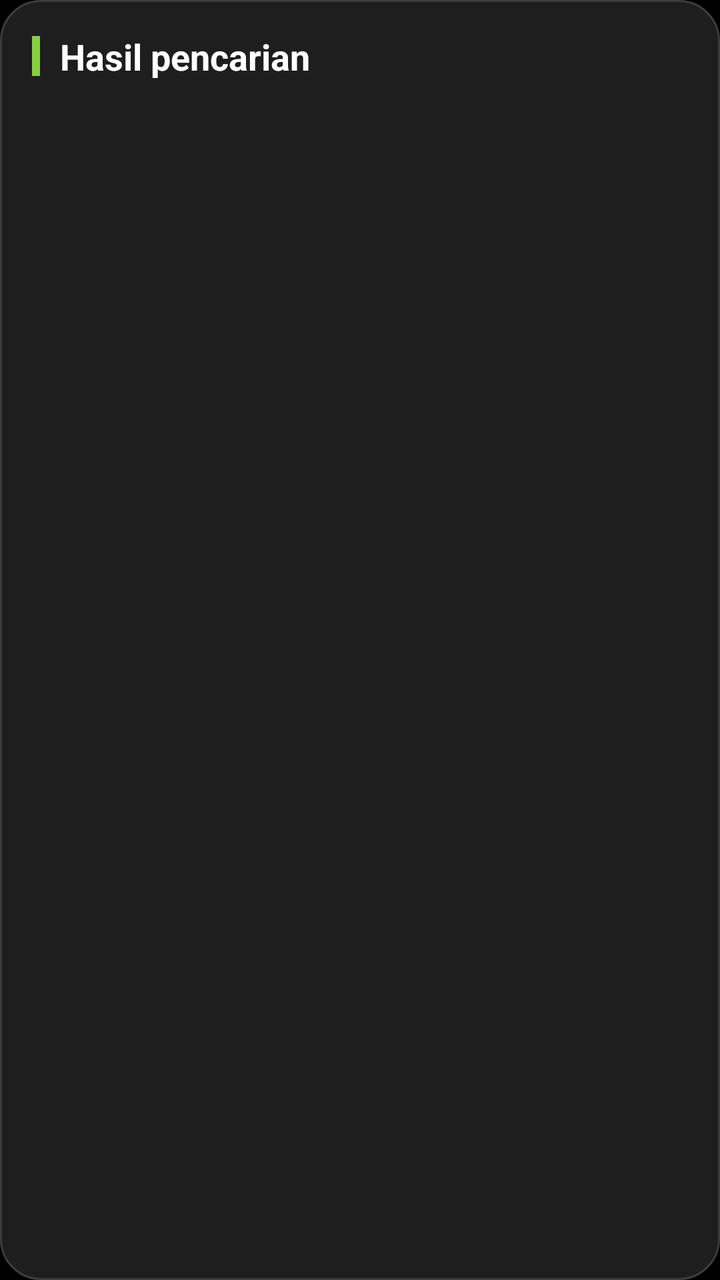
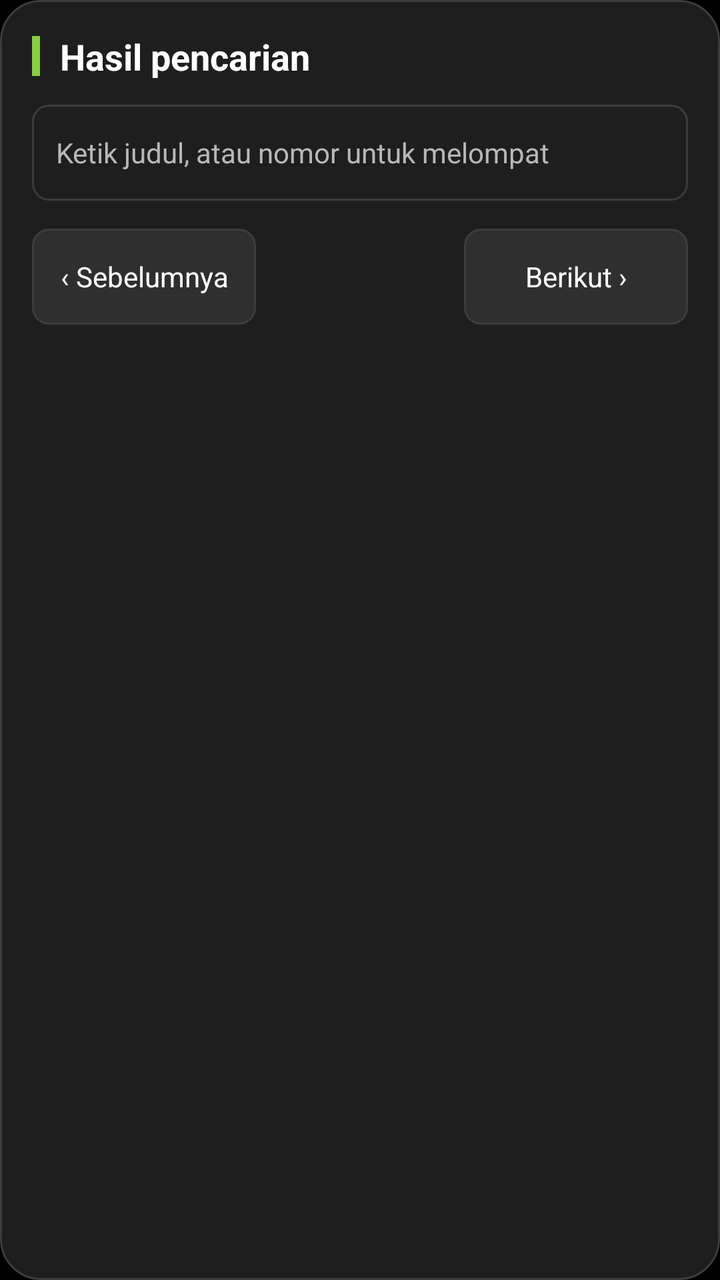

Screens rendered from an Android XML layout before and after an edit, with the pre-edit source and the edit as a unified diff.
<!-- AndroidManifest.xml: another module's application theme Theme.Molina.App -->
<!-- res/layout/dialog_search_results.xml -->
<?xml version="1.0" encoding="utf-8"?>
<LinearLayout xmlns:android="http://schemas.android.com/apk/res/android"
    android:layout_width="match_parent"
    android:layout_height="wrap_content"
    android:background="@drawable/bg_search_sheet"
    android:orientation="vertical"
    android:paddingHorizontal="16dp"
    android:paddingTop="16dp"
    android:paddingBottom="8dp">

    <LinearLayout
        android:layout_width="match_parent"
        android:layout_height="wrap_content"
        android:layout_marginBottom="12dp"
        android:gravity="center_vertical"
        android:orientation="horizontal">

        <View
            android:layout_width="4dp"
            android:layout_height="20dp"
            android:layout_marginEnd="10dp"
            android:background="@color/molina_accent" />

        <TextView
            android:id="@+id/title"
            android:layout_width="0dp"
            android:layout_height="wrap_content"
            android:layout_weight="1"
            android:text="@string/search_results_title"
            android:textColor="@android:color/white"
            android:textSize="18sp"
            android:textStyle="bold" />
    </LinearLayout>

    <androidx.recyclerview.widget.RecyclerView
        android:id="@+id/list"
        android:layout_width="match_parent"
        android:layout_height="wrap_content"
        android:clipToPadding="false"
        android:overScrollMode="never" />
</LinearLayout>
<!-- resources referenced by this layout -->
<resources>
  <color name="molina_accent">#87CF3E</color>
  <!-- drawable bg_search_sheet (drawable) -->
  <?xml version="1.0" encoding="utf-8"?>
  <shape xmlns:android="http://schemas.android.com/apk/res/android" android:shape="rectangle">
      <solid android:color="@color/molina_sheet_bg" />
      <stroke android:width="1dp" android:color="@color/molina_card_line" />
      <corners android:radius="20dp" />
  </shape>
  <string name="search_results_title">Hasil pencarian</string>
  <style name="Theme.Molina.App" parent="Theme.Molina">
          <item name="colorPrimary">@color/molina_terminal_accent</item>
          <item name="colorOnPrimary">@color/molina_on_terminal_accent</item>
          <item name="colorSecondary">@color/molina_brand_accent</item>
          <item name="colorOnSecondary">@color/molina_on_brand_accent</item>
          <item name="colorSecondaryContainer">@color/molina_brand_container</item>
          <item name="colorOnSecondaryContainer">@color/molina_brand_accent</item>
      </style>
  <color name="molina_sheet_bg">#1E1E1E</color>
  <color name="molina_card_line">#3C3C3C</color>
  <color name="molina_terminal_accent">#00BFA5</color>
  <color name="molina_on_terminal_accent">#00201B</color>
  <color name="molina_brand_accent">#87CF3E</color>
  <color name="molina_on_brand_accent">#162100</color>
  <color name="molina_brand_container">#2D4012</color>
  <color name="molina_bg">#000000</color>
  <color name="molina_surface">#000000</color>
  <color name="molina_surface_variant">#0D0D0D</color>
  <color name="molina_on_surface">#E6EAEE</color>
  <color name="molina_on_surface_variant">#A9B3BD</color>
  <color name="molina_outline">#2A2D35</color>
  <color name="molina_error">#FF6B6B</color>
  <style name="ShapeAppearance.Molina.Medium" parent="ShapeAppearance.Material3.Corner.Medium">
          <item name="cornerSize">@dimen/molina_radius</item>
      </style>
  <dimen name="molina_radius">12dp</dimen>
  <style name="Widget.Molina.BottomNav.Indicator" parent="Widget.Material3.BottomNavigationView.ActiveIndicator">
          <item name="android:height">28dp</item>
      </style>
  <!-- unchanged entries left out for length: 2 -->
</resources>

<!-- the commit's change to res/layout/dialog_search_results.xml (unified diff, before → after) -->
@@ -6,7 +6,7 @@
     android:orientation="vertical"
     android:paddingHorizontal="16dp"
     android:paddingTop="16dp"
-    android:paddingBottom="8dp">
+    android:paddingBottom="12dp">
 
     <LinearLayout
         android:layout_width="match_parent"
@@ -30,7 +30,31 @@
             android:textColor="@android:color/white"
             android:textSize="18sp"
             android:textStyle="bold" />
+
+        <TextView
+            android:id="@+id/count"
+            android:layout_width="wrap_content"
+            android:layout_height="wrap_content"
+            android:textColor="@color/molina_text_secondary"
+            android:textSize="12sp" />
     </LinearLayout>
+
+    <EditText
+        android:id="@+id/searchInput"
+        android:layout_width="match_parent"
+        android:layout_height="wrap_content"
+        android:layout_marginBottom="10dp"
+        android:background="@drawable/bg_mint_field"
+        android:hint="@string/search_filter_hint"
+        android:imeOptions="actionDone"
+        android:importantForAutofill="no"
+        android:inputType="text"
+        android:maxLines="1"
+        android:minHeight="48dp"
+        android:paddingHorizontal="12dp"
+        android:textColor="@android:color/white"
+        android:textColorHint="@color/molina_text_secondary"
+        android:textSize="14sp" />
 
     <androidx.recyclerview.widget.RecyclerView
         android:id="@+id/list"
@@ -38,4 +62,53 @@
         android:layout_height="wrap_content"
         android:clipToPadding="false"
         android:overScrollMode="never" />
+
+    <LinearLayout
+        android:layout_width="match_parent"
+        android:layout_height="wrap_content"
+        android:layout_marginTop="4dp"
+        android:gravity="center_vertical"
+        android:orientation="horizontal">
+
+        <TextView
+            android:id="@+id/prevBtn"
+            android:layout_width="wrap_content"
+            android:layout_height="wrap_content"
+            android:background="@drawable/bg_mint_button"
+            android:clickable="true"
+            android:focusable="true"
+            android:gravity="center"
+            android:minWidth="112dp"
+            android:minHeight="48dp"
+            android:paddingHorizontal="12dp"
+            android:text="@string/search_prev"
+            android:textColor="@android:color/white"
+            android:textSize="14sp" />
+
+        <TextView
+            android:id="@+id/counter"
+            android:layout_width="0dp"
+            android:layout_height="wrap_content"
+            android:layout_weight="1"
+            android:gravity="center"
+            android:textColor="@color/molina_accent"
+            android:textSize="14sp"
+            android:textStyle="bold"
+            android:typeface="monospace" />
+
+        <TextView
+            android:id="@+id/nextBtn"
+            android:layout_width="wrap_content"
+            android:layout_height="wrap_content"
+            android:background="@drawable/bg_mint_button"
+            android:clickable="true"
+            android:focusable="true"
+            android:gravity="center"
+            android:minWidth="112dp"
+            android:minHeight="48dp"
+            android:paddingHorizontal="12dp"
+            android:text="@string/search_next"
+            android:textColor="@android:color/white"
+            android:textSize="14sp" />
+    </LinearLayout>
 </LinearLayout>
<!-- resource entries referenced after the edit -->
@@ -1,6 +1,36 @@
 <!-- resources referenced by this layout -->
 <resources>
   <color name="molina_accent">#87CF3E</color>
+  <color name="molina_text_secondary">#B8B8B8</color>
+  <!-- drawable bg_mint_button (drawable) -->
+  <?xml version="1.0" encoding="utf-8"?>
+  <ripple xmlns:android="http://schemas.android.com/apk/res/android" android:color="#4087CF3E">
+      <item>
+          <shape android:shape="rectangle">
+              <solid android:color="@color/molina_card_bg" />
+              <stroke android:width="1dp" android:color="@color/molina_card_line" />
+              <corners android:radius="8dp" />
+          </shape>
+      </item>
+  </ripple>
+  <!-- drawable bg_mint_field (drawable) -->
+  <?xml version="1.0" encoding="utf-8"?>
+  <selector xmlns:android="http://schemas.android.com/apk/res/android">
+      <item android:state_focused="true">
+          <shape android:shape="rectangle">
+              <solid android:color="@color/molina_sheet_bg" />
+              <stroke android:width="2dp" android:color="@color/molina_accent" />
+              <corners android:radius="8dp" />
+          </shape>
+      </item>
+      <item>
+          <shape android:shape="rectangle">
+              <solid android:color="@color/molina_sheet_bg" />
+              <stroke android:width="1dp" android:color="@color/molina_card_line" />
+              <corners android:radius="8dp" />
+          </shape>
+      </item>
+  </selector>
   <!-- drawable bg_search_sheet (drawable) -->
   <?xml version="1.0" encoding="utf-8"?>
   <shape xmlns:android="http://schemas.android.com/apk/res/android" android:shape="rectangle">
@@ -8,6 +38,9 @@
       <stroke android:width="1dp" android:color="@color/molina_card_line" />
       <corners android:radius="20dp" />
   </shape>
+  <string name="search_filter_hint">Ketik judul, atau nomor untuk melompat</string>
+  <string name="search_next">Berikut ›</string>
+  <string name="search_prev">‹ Sebelumnya</string>
   <string name="search_results_title">Hasil pencarian</string>
   <style name="Theme.Molina.App" parent="Theme.Molina">
           <item name="colorPrimary">@color/molina_terminal_accent</item>
@@ -17,6 +50,7 @@
           <item name="colorSecondaryContainer">@color/molina_brand_container</item>
           <item name="colorOnSecondaryContainer">@color/molina_brand_accent</item>
       </style>
+  <color name="molina_card_bg">#2F2F2F</color>
   <color name="molina_sheet_bg">#1E1E1E</color>
   <color name="molina_card_line">#3C3C3C</color>
   <color name="molina_terminal_accent">#00BFA5</color>
